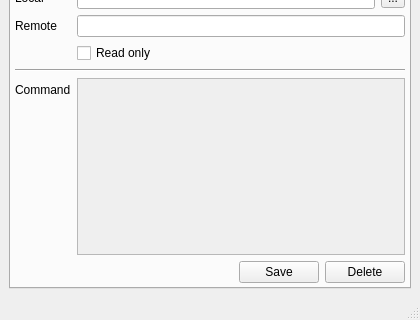
Qt form src/view/MainWindow.ui (duri93/OneClone) before a commit; both pictures show x 0 to 420 and y 367 to 687 of the 420 by 687 pixel window.
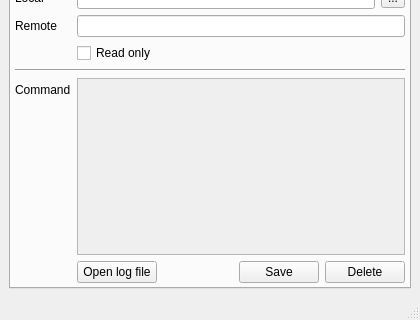
The same form after that commit. Icons and pictures are not drawn. Custom widgets are drawn as their Qt base class.

Commit message: Added "open log file" button in job details page

What changed in the file:
```diff
--- a/src/view/MainWindow.ui
+++ b/src/view/MainWindow.ui
@@ -595,7 +595,14 @@
          </widget>
         </item>
         <item row="9" column="1">
-         <layout class="QHBoxLayout" name="detailsButtonsLayout" stretch="1,0,0">
+         <layout class="QHBoxLayout" name="detailsButtonsLayout" stretch="0,1,0,0">
+          <item>
+           <widget class="QPushButton" name="detailsOpenLog">
+            <property name="text">
+             <string>Open log file</string>
+            </property>
+           </widget>
+          </item>
           <item>
            <spacer name="detailsButtonsSpacer">
             <property name="orientation">
```
Left out of the diff: 6 changed lines with no effect on the pictures. The commit also changes 6 other files.
